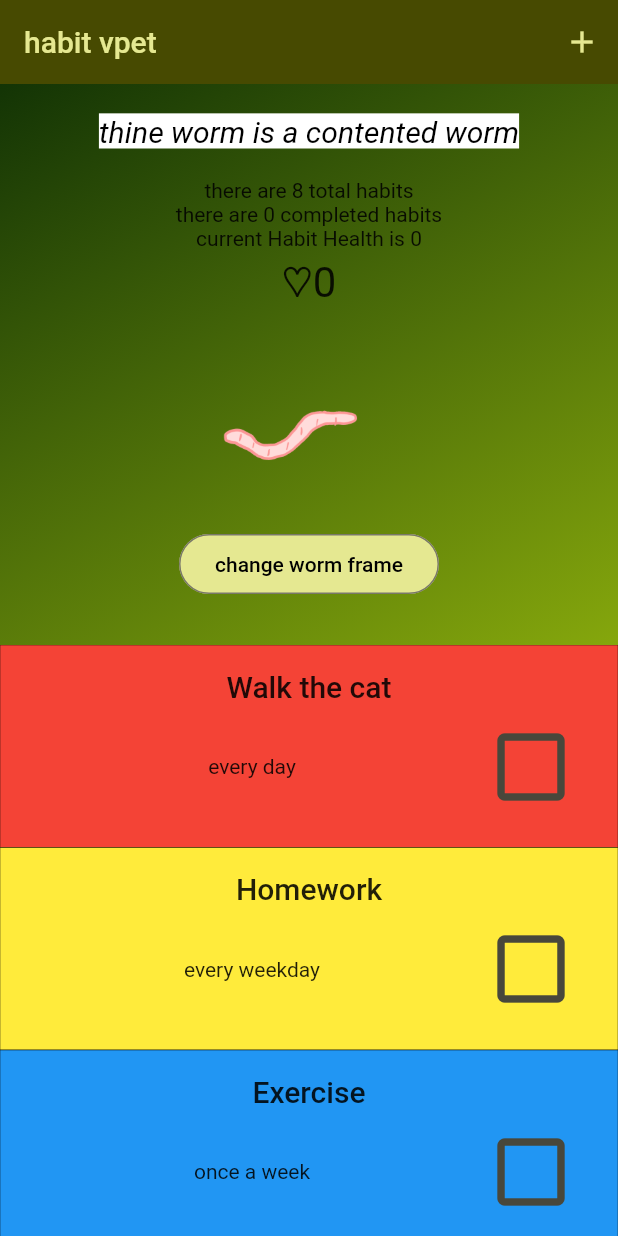
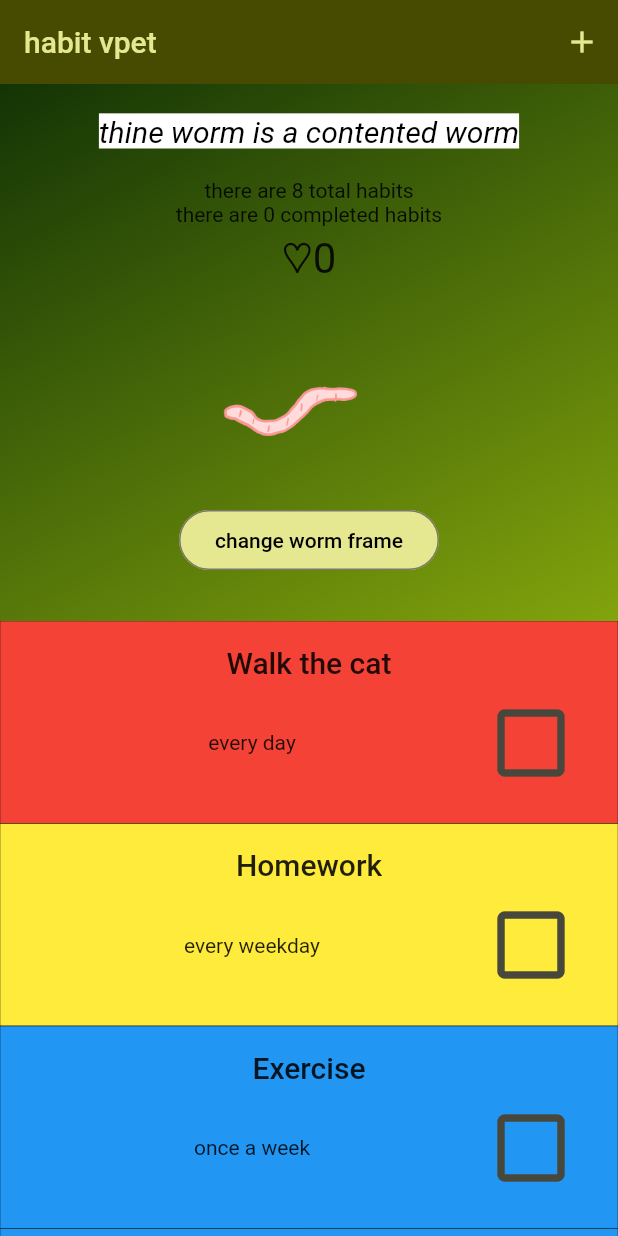
Before and after one commit to abbymachines/habit_vpet, a Flutter app: the screen it shows after launch, on a phone screen of 412 x 824 dp. Run offline on Flutter 3.47's test engine with Material 2 defaults, Android fonts, the phone set to English and light mode, and no system bars; our stand-ins replace flutter_riverpod.

Commit message:
remove health status string from habit_vpet

```diff
--- a/lib/habit_vpet.dart
+++ b/lib/habit_vpet.dart
@@ -113,7 +113,6 @@ class _HabitVpetState extends ConsumerState<HabitVpet> {
             const SizedBox(height: 20),
             Text('there are ${myHabits.length} total habits'),
             Text('there are ${myCompletedHabits.length} completed habits'),
-            Text('current Habit Health is $health'),
             HeartBar(health),
             const SizedBox(height: 5),
             const Center(
```
